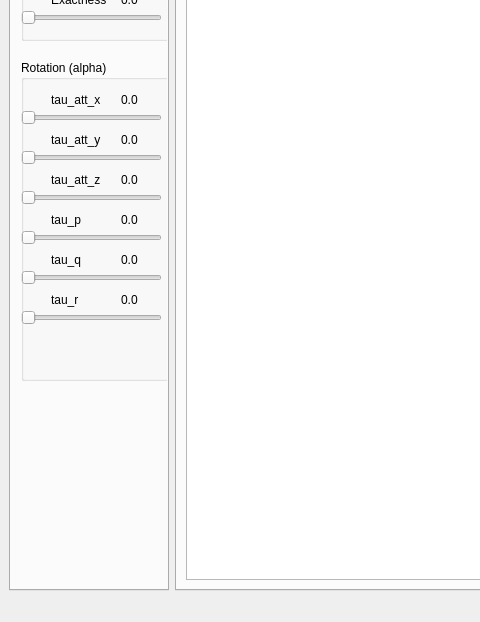
immersive-arts/Blimpy, file manager/GUI/gui.ui: the form before one commit; both pictures show x 0 to 480 and y 295 to 917 of the 1087 by 917 pixel window.
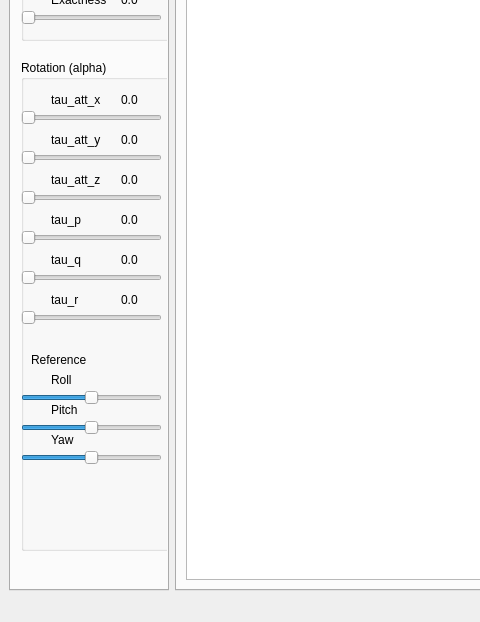
The form after the commit. The open tabs and pages were chosen to show the change. Custom widgets are drawn as their Qt base class.

Commit message: Add full 3D attitude control (not represented in API, only through GUI)

```diff
--- a/manager/GUI/gui.ui
+++ b/manager/GUI/gui.ui
@@ -311,7 +311,7 @@
           <x>10</x>
           <y>320</y>
           <width>151</width>
-          <height>321</height>
+          <height>491</height>
          </rect>
         </property>
         <property name="title">
@@ -593,6 +593,124 @@
           <string>0.0</string>
          </property>
         </widget>
+        <widget class="QLabel" name="reference_label">
+         <property name="geometry">
+          <rect>
+           <x>10</x>
+           <y>290</y>
+           <width>67</width>
+           <height>19</height>
+          </rect>
+         </property>
+         <property name="text">
+          <string>Reference</string>
+         </property>
+        </widget>
+        <widget class="QSlider" name="q_pitch_slider">
+         <property name="geometry">
+          <rect>
+           <x>0</x>
+           <y>360</y>
+           <width>141</width>
+           <height>16</height>
+          </rect>
+         </property>
+         <property name="minimum">
+          <number>-10</number>
+         </property>
+         <property name="maximum">
+          <number>10</number>
+         </property>
+         <property name="value">
+          <number>0</number>
+         </property>
+         <property name="orientation">
+          <enum>Qt::Horizontal</enum>
+         </property>
+        </widget>
+        <widget class="QSlider" name="q_roll_slider">
+         <property name="geometry">
+          <rect>
+           <x>0</x>
+           <y>330</y>
+           <width>141</width>
+           <height>16</height>
+          </rect>
+         </property>
+         <property name="minimum">
+          <number>-10</number>
+         </property>
+         <property name="maximum">
+          <number>10</number>
+         </property>
+         <property name="value">
+          <number>0</number>
+         </property>
+         <property name="orientation">
+          <enum>Qt::Horizontal</enum>
+         </property>
+        </widget>
+        <widget class="QSlider" name="q_yaw_slider">
+         <property name="geometry">
+          <rect>
+           <x>0</x>
+           <y>390</y>
+           <width>141</width>
+           <height>16</height>
+          </rect>
+         </property>
+         <property name="minimum">
+          <number>-10</number>
+         </property>
+         <property name="maximum">
+          <number>10</number>
+         </property>
+         <property name="value">
+          <number>0</number>
+         </property>
+         <property name="orientation">
+          <enum>Qt::Horizontal</enum>
+         </property>
+        </widget>
+        <widget class="QLabel" name="reference_roll_slider">
+         <property name="geometry">
+          <rect>
+           <x>30</x>
+           <y>310</y>
+           <width>67</width>
+           <height>19</height>
+          </rect>
+         </property>
+         <property name="text">
+          <string>Roll</string>
+         </property>
+        </widget>
+        <widget class="QLabel" name="reference_pitch_slider">
+         <property name="geometry">
+          <rect>
+           <x>30</x>
+           <y>340</y>
+           <width>67</width>
+           <height>19</height>
+          </rect>
+         </property>
+         <property name="text">
+          <string>Pitch</string>
+         </property>
+        </widget>
+        <widget class="QLabel" name="reference_yaw_label">
+         <property name="geometry">
+          <rect>
+           <x>30</x>
+           <y>370</y>
+           <width>67</width>
+           <height>19</height>
+          </rect>
+         </property>
+         <property name="text">
+          <string>Yaw</string>
+         </property>
+        </widget>
        </widget>
       </widget>
      </widget>
```
The commit also changes 3 other files.
